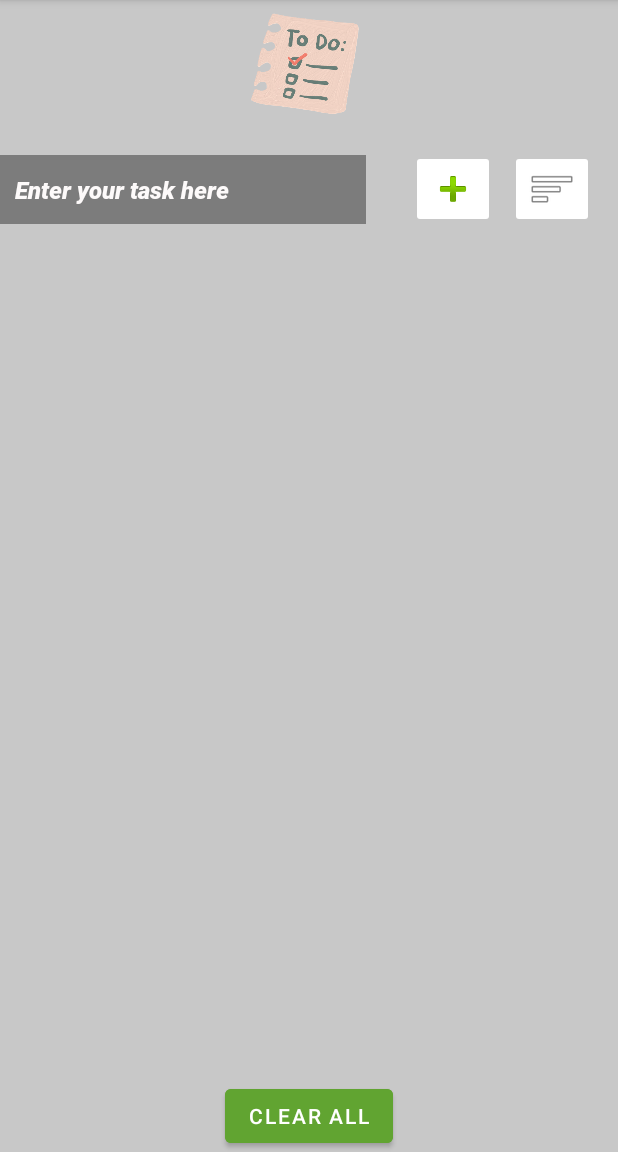
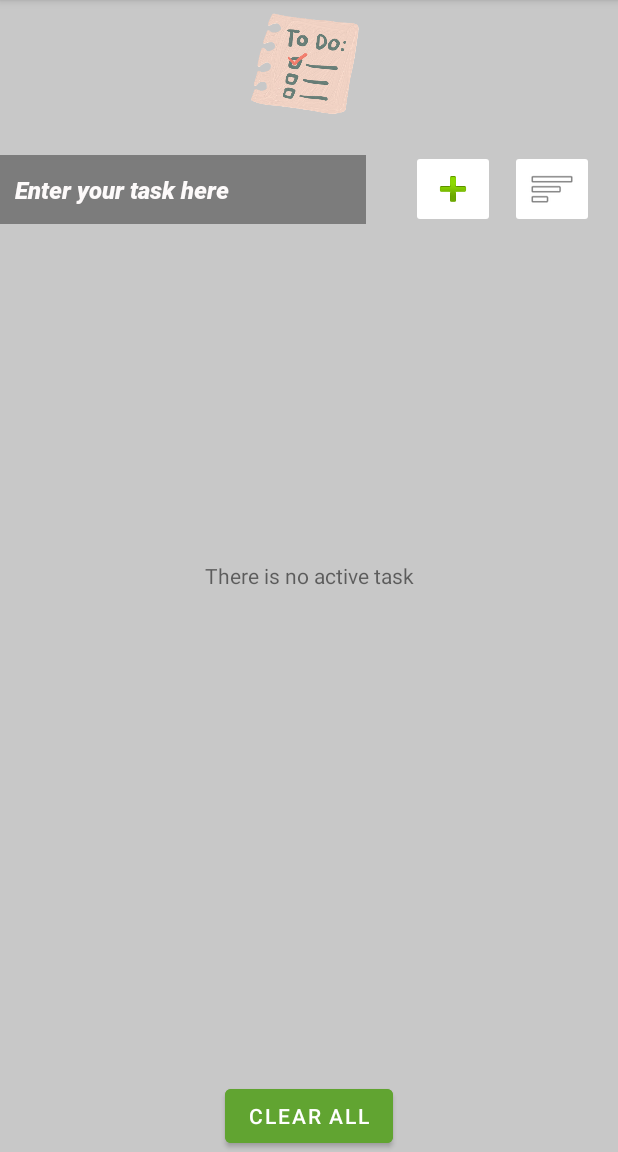
Before and after one commit to lakhychahal/Test-Repo, an Android app: the screen it shows after launch (MainActivity), after a tap on "CLEAR ALL", on a phone screen of 412 x 824 dp, the part 84-1236 px from its top. Run offline under Robolectric (Android 15) with nearby library versions, the phone set to English and light mode, and no system bars.

Commit message:
#10 Message displaying on absent tasks
A message will be displayed when there is no active tasks present

```diff
--- a/TaskMan/app/src/main/java/com/example/taskman/MainActivity.java
+++ b/TaskMan/app/src/main/java/com/example/taskman/MainActivity.java
@@ -44,11 +44,12 @@ public class MainActivity extends AppCompatActivity {
     private Button addButton;
     private LinearLayout taskListLayout;
     private ArrayList<String> taskList;
-
+    TextView emptytasks;
     @Override
     protected void onCreate(Bundle savedInstanceState) {
         super.onCreate(savedInstanceState);
         setContentView(R.layout.activity_main);
+        emptytasks = findViewById(R.id.emptytasks);
 
         taskEditText = findViewById(R.id.task_edit_text);
         ImageButton addButton = (ImageButton) findViewById(R.id.add_button);
@@ -97,6 +98,13 @@ public class MainActivity extends AppCompatActivity {
     }
 
     private void addTaskView(final String task) {
+        if (task.isEmpty()) {
+            emptytasks.setVisibility(View.VISIBLE);
+            taskListLayout.setVisibility(View.GONE);
+        } else {
+            emptytasks.setVisibility(View.GONE);
+            taskListLayout.setVisibility(View.VISIBLE);
+        }
         final View taskView = getLayoutInflater().inflate(R.layout.task_layout, null, false);
         TextView taskTextView = taskView.findViewById(R.id.task_text_view);
         taskTextView.setText(task);
@@ -197,6 +205,13 @@ public class MainActivity extends AppCompatActivity {
         taskList.remove(task);
         saveTasks();
         Toast.makeText(this, "Task removed: ", Toast.LENGTH_SHORT).show();
+        if (taskList.isEmpty()) {
+            emptytasks.setVisibility(View.VISIBLE);
+            taskListLayout.setVisibility(View.GONE);
+        } else {
+            emptytasks.setVisibility(View.GONE);
+            taskListLayout.setVisibility(View.VISIBLE);
+        }
     }
 
     private View selectedTaskView = null;
@@ -296,6 +311,14 @@ public class MainActivity extends AppCompatActivity {
         saveTasks();
         updateUI();
         Toast.makeText(this, "All the tasks are cleared " , Toast.LENGTH_SHORT).show();
+        if (taskList.isEmpty()) {
+            emptytasks.setVisibility(View.VISIBLE);
+            taskListLayout.setVisibility(View.GONE);
+        } else {
+            emptytasks.setVisibility(View.GONE);
+            taskListLayout.setVisibility(View.VISIBLE);
+        }
+
     }
     private void updateUI() {
         taskListLayout.removeAllViews();
--- a/TaskMan/app/src/main/res/layout/activity_main.xml
+++ b/TaskMan/app/src/main/res/layout/activity_main.xml
@@ -81,7 +81,22 @@
             android:orientation="vertical" />
 
     </ScrollView>
-
+    <TextView
+        android:id="@+id/emptytasks"
+        android:layout_width="match_parent"
+        android:layout_height="match_parent"
+        android:layout_alignTop="@+id/add_task_layout"
+        android:layout_alignParentStart="true"
+        android:layout_alignParentEnd="true"
+        android:layout_alignParentBottom="true"
+        android:layout_marginStart="0dp"
+        android:layout_marginTop="-100dp"
+        android:layout_marginEnd="0dp"
+        android:layout_marginBottom="0dp"
+        android:gravity="center_horizontal|center_vertical"
+        android:text="@string/empty_task"
+        android:textAlignment="center"
+        tools:visibility="gone" />
     <Button
         android:id="@+id/clear_all_button"
         android:layout_width="wrap_content"
--- a/TaskMan/app/src/main/res/values/strings.xml
+++ b/TaskMan/app/src/main/res/values/strings.xml
@@ -20,4 +20,5 @@
     <string name="taskman">Task has created</string>
     <string name="set_reminder">Set the Reminder</string>
     <string name="reminder_set">Set Reminder</string>
+    <string name="empty_task">There is no active task</string>
 </resources>
```
